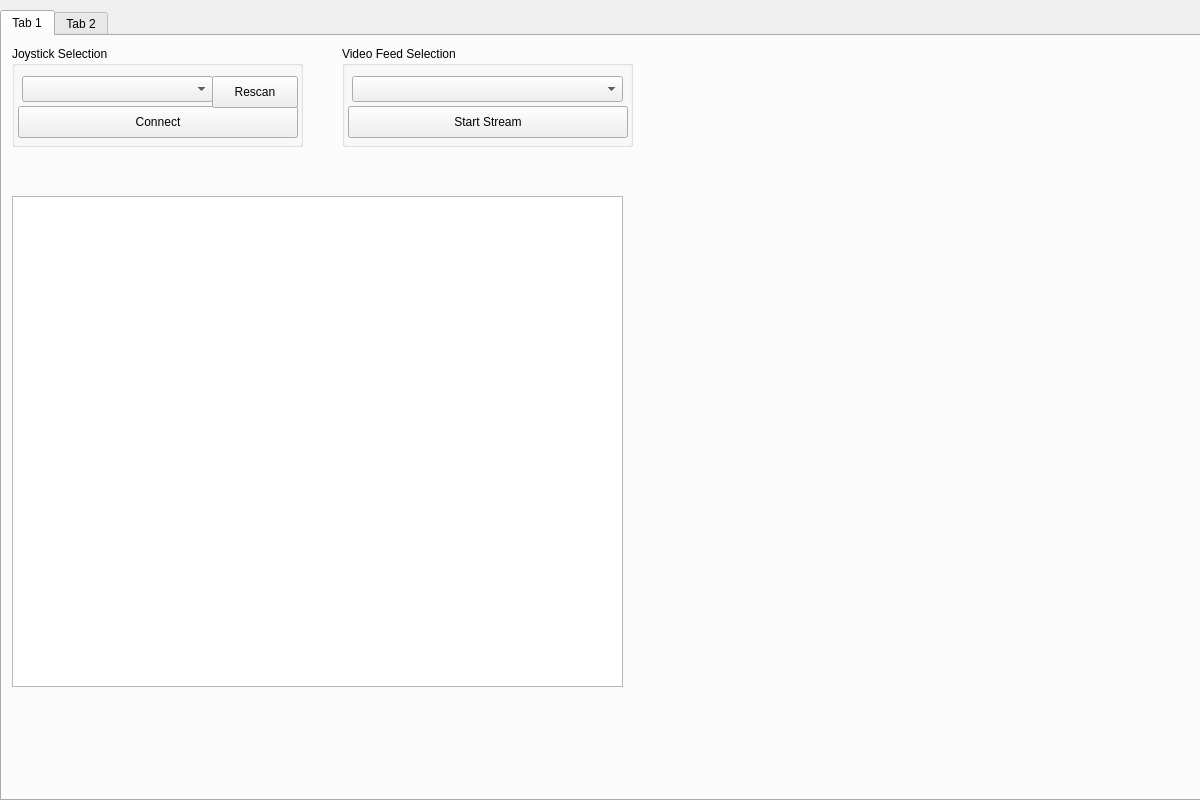
This is widget.ui in Perseus-II/Operator-Dashboard as Qt 5 draws it before an edit. The edited form follows.
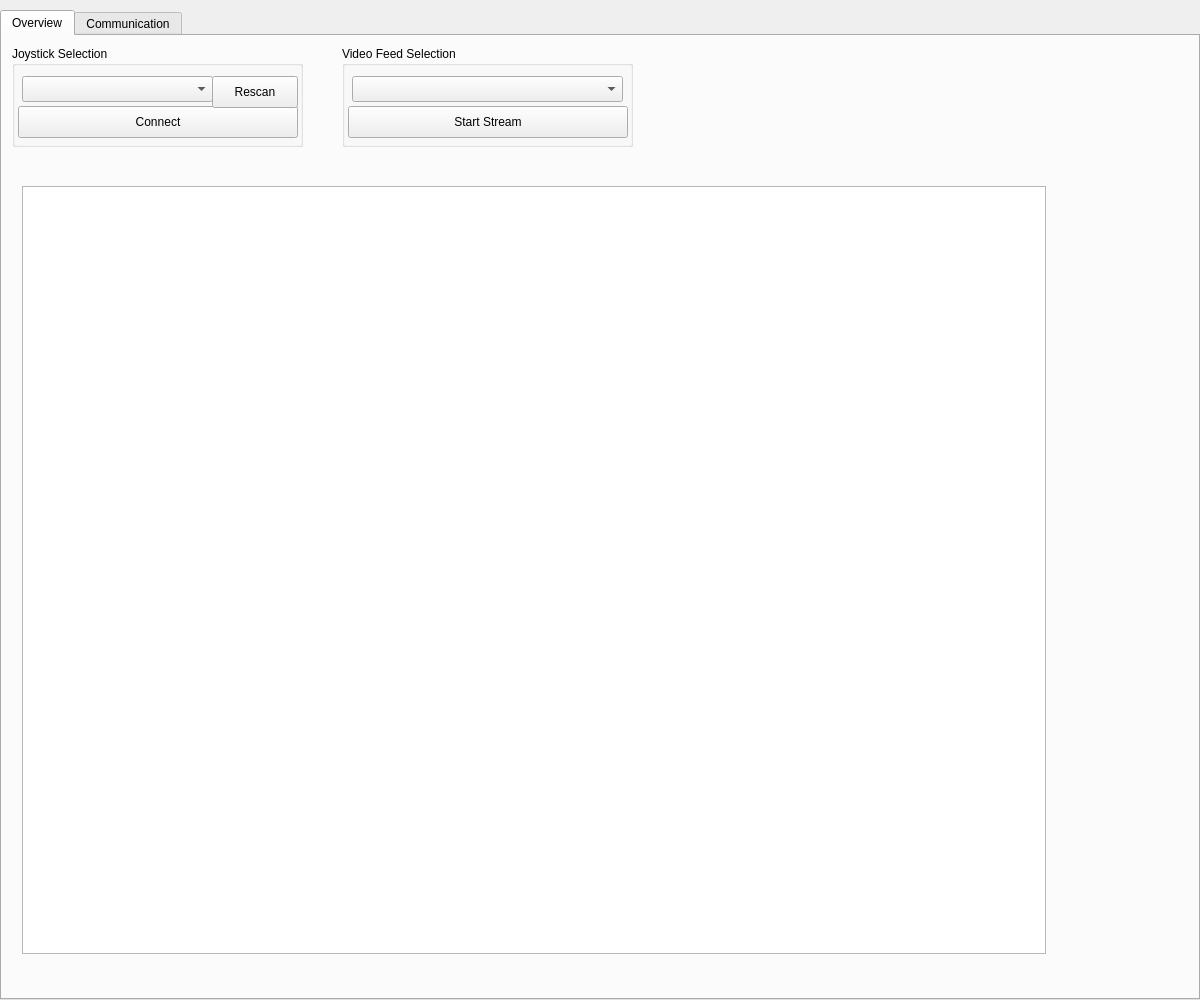
This is the edited form.

The edit to the form file:
```diff
--- a/widget.ui
+++ b/widget.ui
@@ -7,7 +7,7 @@
     <x>0</x>
     <y>0</y>
     <width>1200</width>
-    <height>800</height>
+    <height>1000</height>
    </rect>
   </property>
   <property name="windowTitle">
@@ -18,8 +18,8 @@
     <rect>
      <x>0</x>
      <y>10</y>
-     <width>1201</width>
-     <height>791</height>
+     <width>1200</width>
+     <height>990</height>
     </rect>
    </property>
    <property name="currentIndex">
@@ -27,7 +27,7 @@
    </property>
    <widget class="QWidget" name="tab">
     <attribute name="title">
-     <string>Tab 1</string>
+     <string>Overview</string>
     </attribute>
     <widget class="QGroupBox" name="groupBox">
      <property name="geometry">
@@ -115,19 +115,22 @@
      </widget>
     </widget>
     <widget class="QGraphicsView" name="video1GV">
+     <property name="enabled">
+      <bool>true</bool>
+     </property>
      <property name="geometry">
       <rect>
-       <x>10</x>
-       <y>160</y>
-       <width>611</width>
-       <height>491</height>
+       <x>20</x>
+       <y>150</y>
+       <width>1024</width>
+       <height>768</height>
       </rect>
      </property>
     </widget>
    </widget>
    <widget class="QWidget" name="tab_2">
     <attribute name="title">
-     <string>Tab 2</string>
+     <string>Communication</string>
     </attribute>
    </widget>
   </widget>
```
Left out of the diff: 8 changed lines with no effect on the pictures.
